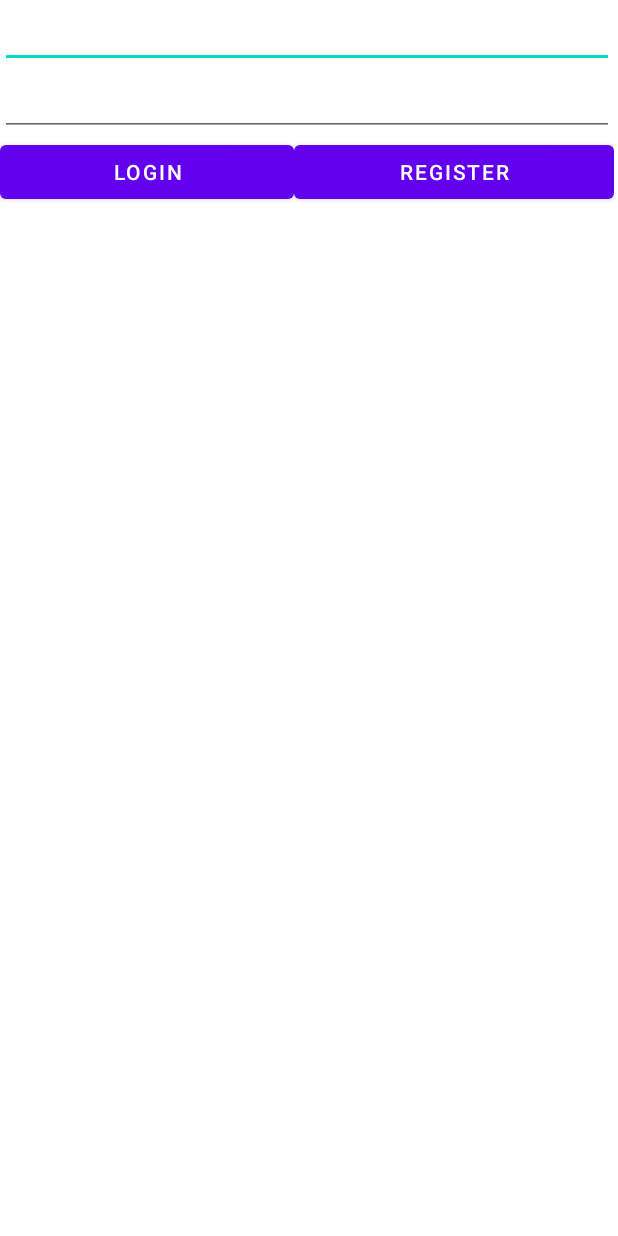
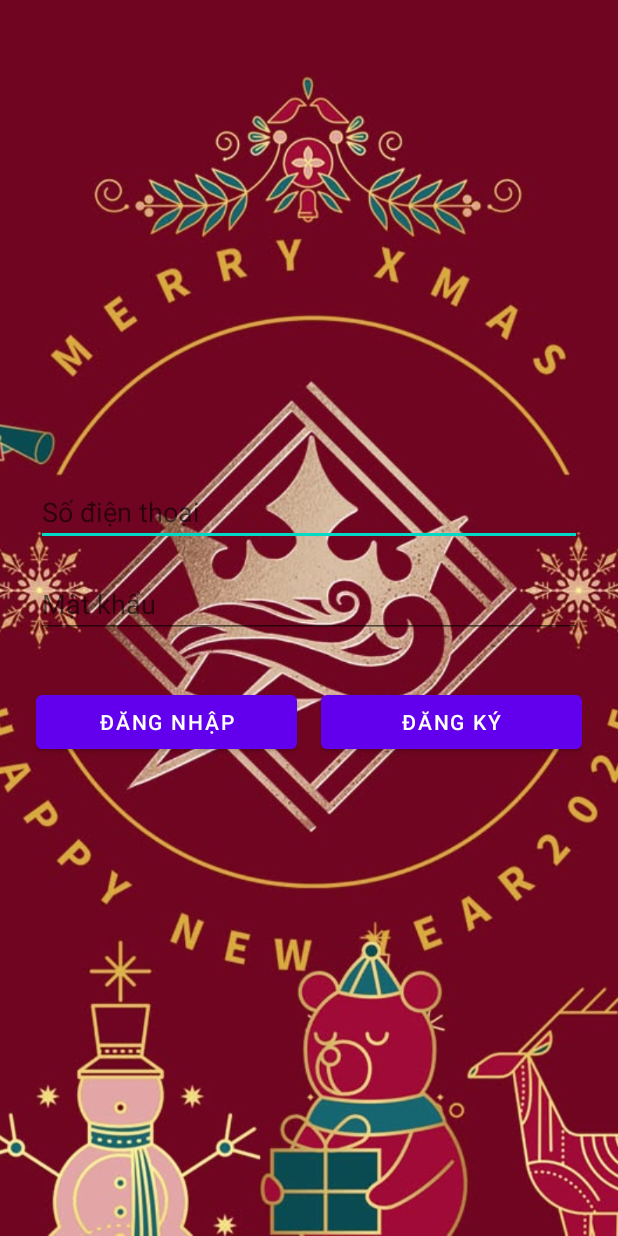
Before and after one commit to haru8766/LtDiDong1, an Android app: the screen it shows after launch (LoginActivity), on a phone screen of 412 x 824 dp. Run offline under Robolectric (Android 15) with nearby library versions, the phone set to English and light mode, and no system bars.

Commit message:
ThaiMongKieu_2123110013

```diff
--- a/app/src/main/res/layout/activity_login.xml
+++ b/app/src/main/res/layout/activity_login.xml
@@ -5,47 +5,76 @@
     android:id="@+id/main"
     android:layout_width="match_parent"
     android:layout_height="match_parent"
+
     tools:context=".LoginActivity">
+    <ImageView
+        android:id="@+id/imgBackground"
+        android:layout_width="0dp"
+        android:layout_height="0dp"
+        android:scaleType="centerCrop"
+        android:src="@drawable/slider"
+        app:layout_constraintTop_toTopOf="parent"
+        app:layout_constraintBottom_toBottomOf="parent"
+        app:layout_constraintStart_toStartOf="parent"
+        app:layout_constraintEnd_toEndOf="parent"/>
 
     <LinearLayout
-        android:layout_width="409dp"
-        android:layout_height="729dp"
+        android:id="@+id/loginForm"
+        android:layout_width="0dp"
+        android:layout_height="wrap_content"
         android:orientation="vertical"
-        tools:layout_editor_absoluteX="1dp"
-        tools:layout_editor_absoluteY="1dp">
+        android:padding="24dp"
+
+        android:elevation="4dp"
+        app:layout_constraintTop_toTopOf="parent"
+        app:layout_constraintBottom_toBottomOf="parent"
+        app:layout_constraintStart_toStartOf="parent"
+        app:layout_constraintEnd_toEndOf="parent">
 
         <EditText
             android:id="@+id/editTextPhone"
             android:layout_width="match_parent"
             android:layout_height="wrap_content"
-            android:ems="10"
-            android:inputType="phone" />
+            android:hint="Số điện thoại"
+            android:inputType="phone"
+            android:layout_marginBottom="16dp" />
 
         <EditText
             android:id="@+id/editTextTextPassword"
             android:layout_width="match_parent"
             android:layout_height="wrap_content"
-            android:ems="10"
-            android:inputType="textPassword" />
+            android:hint="Mật khẩu"
+            android:inputType="textPassword"
+            android:layout_marginBottom="24dp" />
 
         <LinearLayout
             android:layout_width="match_parent"
-            android:layout_height="match_parent"
-            android:orientation="horizontal">
+            android:layout_height="wrap_content"
+            android:orientation="horizontal"
+            android:weightSum="2"
+            android:gravity="center_horizontal"
+            android:layout_marginTop="8dp">
 
             <Button
                 android:id="@+id/btnLogin"
-                android:layout_width="wrap_content"
+                android:layout_width="0dp"
                 android:layout_height="wrap_content"
                 android:layout_weight="1"
-                android:text="Login" />
+                android:text="Đăng nhập"
+                android:textColor="@android:color/white"
+
+                android:layout_marginEnd="8dp"/>
 
             <Button
                 android:id="@+id/btnRegister"
-                android:layout_width="wrap_content"
+                android:layout_width="0dp"
                 android:layout_height="wrap_content"
                 android:layout_weight="1"
-                android:text="Register" />
+                android:text="Đăng ký"
+                android:textColor="@android:color/white"
+
+                android:layout_marginStart="8dp"/>
         </LinearLayout>
-    </LinearLayout>
+
+</LinearLayout>
 </androidx.constraintlayout.widget.ConstraintLayout>
--- a/app/src/main/res/values-night/themes.xml
+++ b/app/src/main/res/values-night/themes.xml
@@ -1,6 +1,6 @@
 <resources xmlns:tools="http://schemas.android.com/tools">
     <!-- Base application theme. -->
-    <style name="Theme.ThaiMongKieu_2123110013" parent="Theme.MaterialComponents.DayNight.DarkActionBar">
+    <style name="Theme.ThaiMongKieu_2123110013" parent="Theme.MaterialComponents.DayNight.NoActionBar">
         <!-- Primary brand color. -->
         <item name="colorPrimary">@color/purple_200</item>
         <item name="colorPrimaryVariant">@color/purple_700</item>
```
